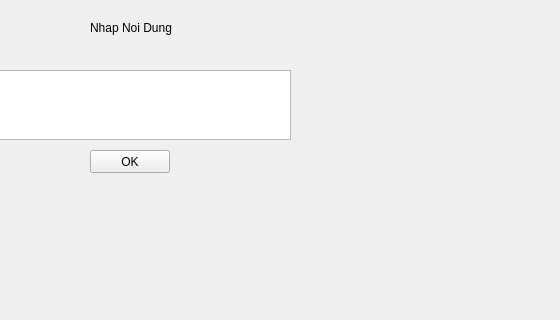
Before: the Qt Designer form mainwindow.ui in Maidiep372/2222, drawn with Qt 5; both pictures show x 240 to 800 and y 130 to 450 of the 800 by 600 pixel window.
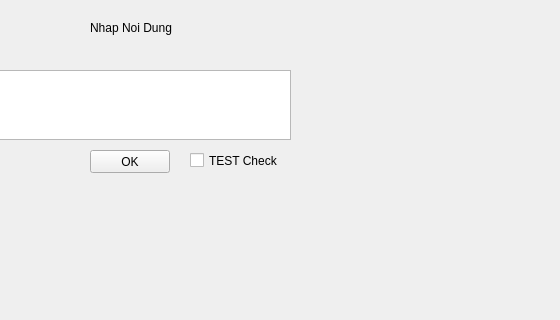
After: the same form once the commit is applied.

```diff
--- a/mainwindow.ui
+++ b/mainwindow.ui
@@ -63,6 +63,19 @@
      <string>TEST PUSH</string>
     </property>
    </widget>
+   <widget class="QCheckBox" name="checkBox">
+    <property name="geometry">
+     <rect>
+      <x>430</x>
+      <y>280</y>
+      <width>101</width>
+      <height>21</height>
+     </rect>
+    </property>
+    <property name="text">
+     <string>TEST Check</string>
+    </property>
+   </widget>
   </widget>
   <widget class="QMenuBar" name="menubar">
    <property name="geometry">
```
